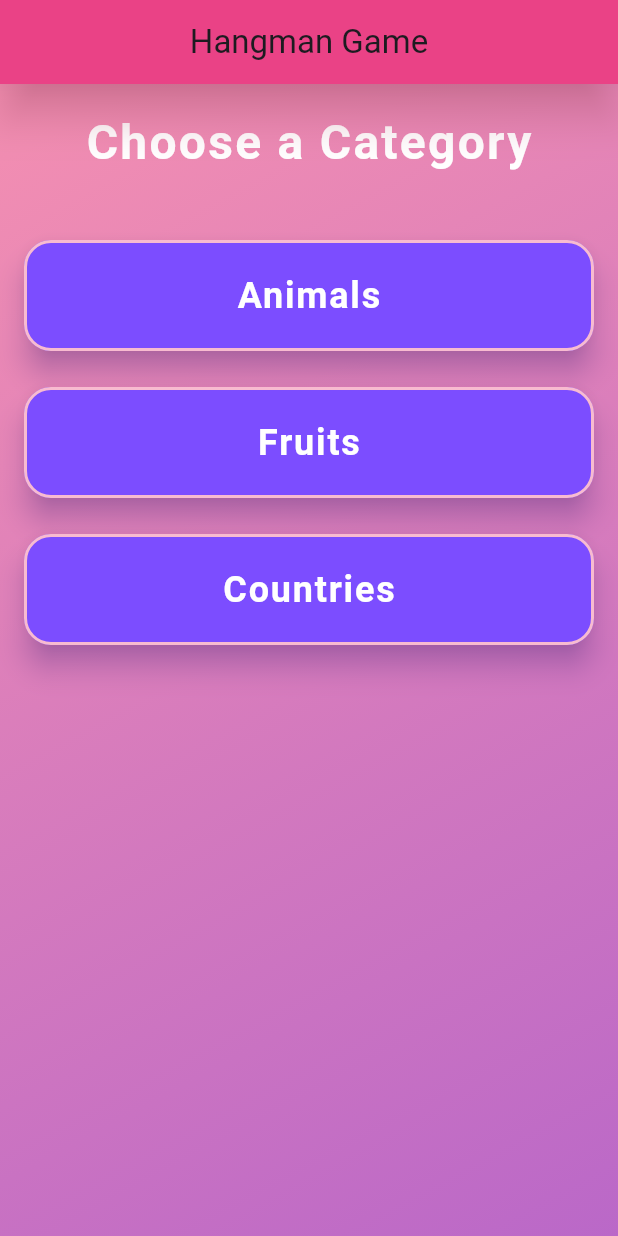
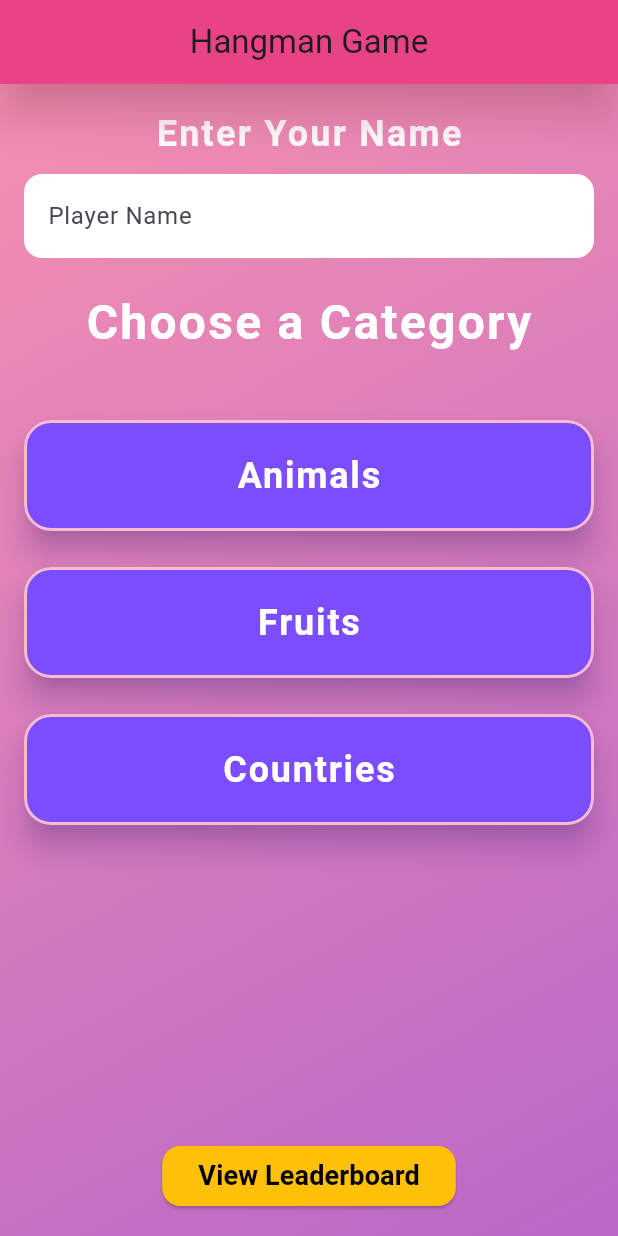
Before and after one commit to add-to-Cart/Flutter_Group6_Phase1-5_BSCS_4A_Mobile_Computing, a Flutter app: the screen it shows after launch, on a phone screen of 412 x 824 dp. Run offline on Flutter 3.47's test engine with Material 3 defaults, Android fonts, the phone set to English and light mode, and no system bars; our stand-ins replace cloud_firestore, firebase_core; accounts and stored records are empty.

Commit message:
Implement leaderboard feature and deploy Flutter app

```diff
--- a/hangman_game/lib/screens/home_screen.dart
+++ b/hangman_game/lib/screens/home_screen.dart
@@ -11,6 +11,8 @@ class HomeScreen extends StatelessWidget {
       "Fruits": ["APPLE", "BANANA", "CHERRY", "ORANGE", "MANGO"],
       "Countries": ["INDIA", "CANADA", "BRAZIL", "JAPAN", "FRANCE"]
     };
+
+    final TextEditingController playerNameController = TextEditingController();
 
     return Scaffold(
       appBar: AppBar(
@@ -33,6 +35,29 @@ class HomeScreen extends StatelessWidget {
           child: Column(
             mainAxisAlignment: MainAxisAlignment.center,
             children: [
+              const Text(
+                "Enter Your Name",
+                style: TextStyle(
+                  fontSize: 24,
+                  fontWeight: FontWeight.bold,
+                  color: Colors.white,
+                  letterSpacing: 1.5,
+                ),
+              ),
+              const SizedBox(height: 10),
+              TextField(
+                controller: playerNameController,
+                decoration: InputDecoration(
+                  hintText: "Player Name",
+                  filled: true,
+                  fillColor: Colors.white,
+                  border: OutlineInputBorder(
+                    borderRadius: BorderRadius.circular(12),
+                    borderSide: BorderSide.none,
+                  ),
+                ),
+              ),
+              const SizedBox(height: 20),
               const Text(
                 "Choose a Category",
                 style: TextStyle(
@@ -63,11 +88,19 @@ class HomeScreen extends StatelessWidget {
                           ),
                         ),
                         onPressed: () {
-                          // Add scale effect using a simple animation controller or `InkWell`
+                          if (playerNameController.text.isEmpty) {
+                            ScaffoldMessenger.of(context).showSnackBar(
+                              const SnackBar(
+                                content: Text("Please enter your name!"),
+                              ),
+                            );
+                            return;
+                          }
                           Navigator.push(
                             context,
                             MaterialPageRoute(
                               builder: (context) => GameScreen(
+                                playerName: playerNameController.text,
                                 category: category,
                                 words: categories[category]!,
                               ),
@@ -88,6 +121,26 @@ class HomeScreen extends StatelessWidget {
                   }).toList(),
                 ),
               ),
+              const SizedBox(height: 20),
+              ElevatedButton(
+                onPressed: () {
+                  Navigator.pushNamed(context, '/leaderboard');
+                },
+                style: ElevatedButton.styleFrom(
+                  backgroundColor: Colors.amber,
+                  shape: RoundedRectangleBorder(
+                    borderRadius: BorderRadius.circular(12),
+                  ),
+                ),
+                child: const Text(
+                  "View Leaderboard",
+                  style: TextStyle(
+                    fontSize: 18,
+                    fontWeight: FontWeight.bold,
+                    color: Colors.black,
+                  ),
+                ),
+              )
             ],
           ),
         ),
--- a/hangman_game/pubspec.yaml
+++ b/hangman_game/pubspec.yaml
@@ -2,7 +2,7 @@ name: hangman_game
 description: "A new Flutter project."
 # The following line prevents the package from being accidentally published to
 # pub.dev using `flutter pub publish`. This is preferred for private packages.
-publish_to: 'none' # Remove this line if you wish to publish to pub.dev
+publish_to: "none" # Remove this line if you wish to publish to pub.dev
 
 # The following defines the version and build number for your application.
 # A version number is three numbers separated by dots, like 1.2.43
@@ -31,10 +31,11 @@ dependencies:
   flutter:
     sdk: flutter
 
-
   # The following adds the Cupertino Icons font to your application.
   # Use with the CupertinoIcons class for iOS style icons.
   cupertino_icons: ^1.0.8
+  firebase_core: ^3.8.0
+  cloud_firestore: ^5.5.0
 
 dev_dependencies:
   flutter_test:
@@ -52,7 +53,6 @@ dev_dependencies:
 
 # The following section is specific to Flutter packages.
 flutter:
-
   # The following line ensures that the Material Icons font is
   # included with your application, so that you can use the icons in
   # the material Icons class.
```
Also changed, not shown: hangman_game/lib/main.dart (+21 -3 lines), hangman_game/lib/screens/game_screen.dart (+22 -1 lines), hangman_game/lib/screens/leaderboard_screen.dart (added, +67 -0 lines), hangman_game/firebase.json (added), hangman_game/pubspec.lock, 12 other files.
